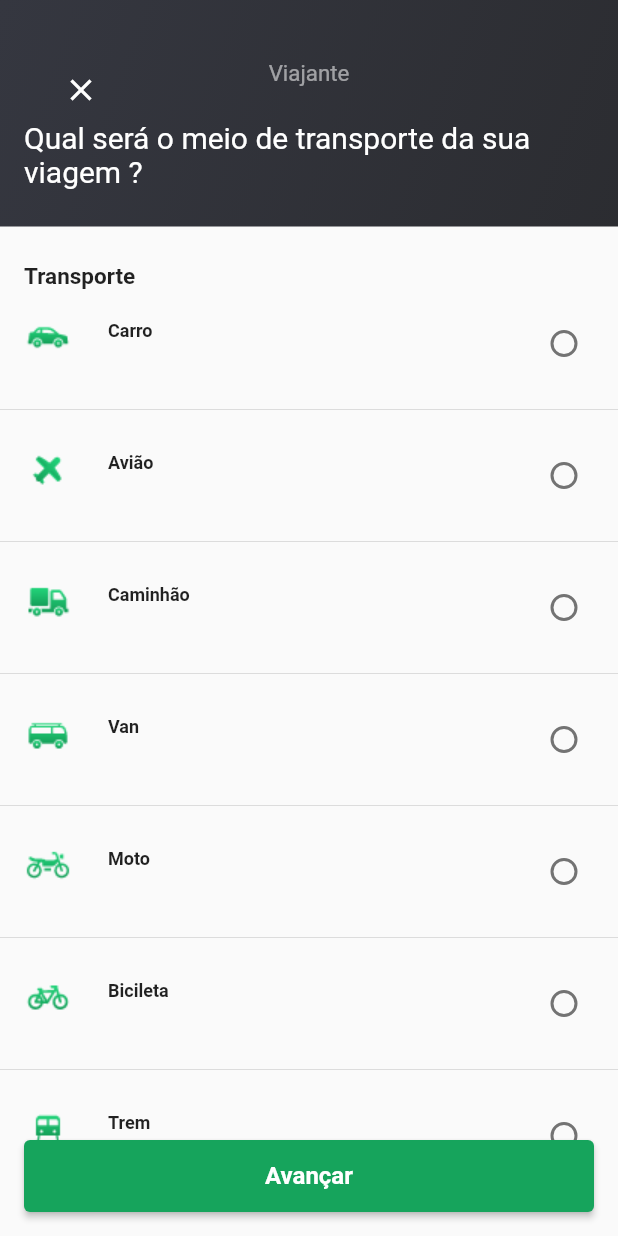
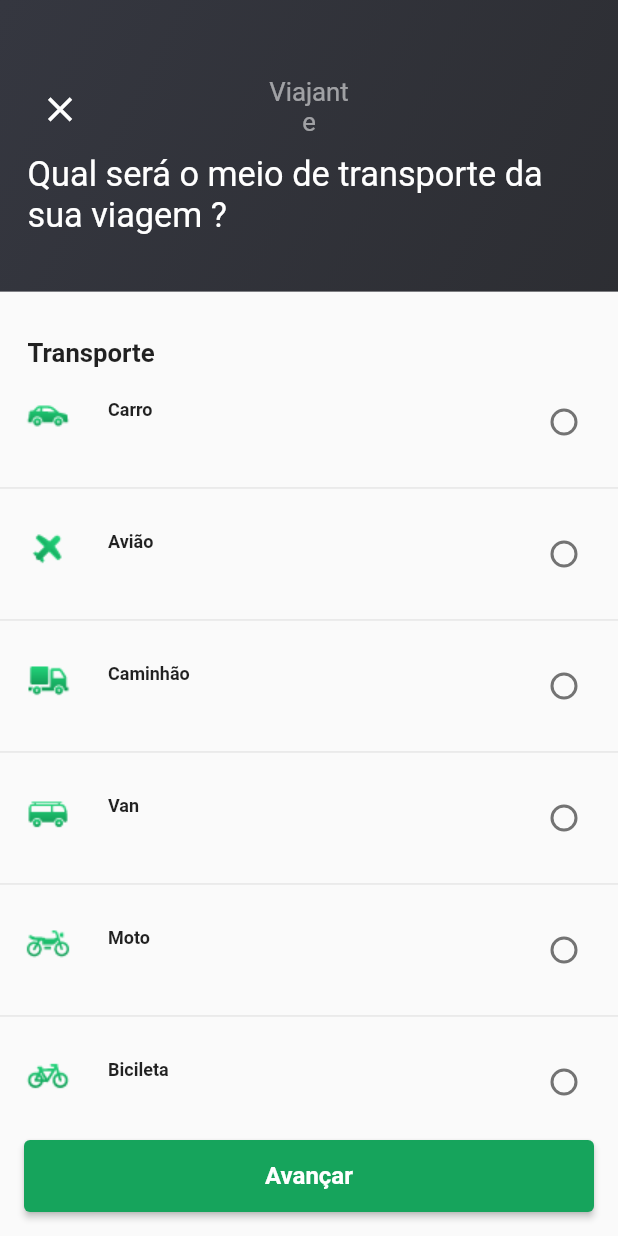
Before and after one commit to BrunoVieiraL/envio_facil, a Flutter app: the TransportPage screen opened by its route, on a phone screen of 412 x 824 dp. Run offline on Flutter 3.47's test engine with Material 2 defaults, Android fonts, the phone set to English and light mode, and no system bars; our stand-ins replace dio, flutter_screenutil, geolocator, google_maps_flutter; missing offline and left inert: flutter_polyline_points, geocode; Roboto replaces fonts that are missing (assets/fonts/TitilliumWeb-Bold.ttf, assets/fonts/TitilliumWeb-Regular.ttf).

Commit message:
responsive UI on transport_page

```diff
--- a/lib/views/transport_page.dart
+++ b/lib/views/transport_page.dart
@@ -1,4 +1,5 @@
 import 'package:flutter/material.dart';
+import 'package:flutter_screenutil/flutter_screenutil.dart';
 import 'package:jera_app/constants.dart';
 import 'package:jera_app/widgets/custom_widget_bottom_green_button.dart';
 import 'package:jera_app/widgets/custom_widget_list_view.dart';
@@ -19,13 +20,13 @@ class _TransportPageState extends State<TransportPage> {
         crossAxisAlignment: CrossAxisAlignment.stretch,
         children: [
           Container(
-            height: 151,
-            width: 360,
-            decoration: const BoxDecoration(
+            height: 151.h,
+            width: 360.w,
+            decoration: BoxDecoration(
               gradient: LinearGradient(
                   begin: Alignment.topLeft,
-                  end: Alignment(3, 3),
-                  colors: <Color>[
+                  end: Alignment(3.w, 3.h),
+                  colors: const <Color>[
                     Color(0xFF353740),
                     Color(0xFF222222),
                   ],
@@ -34,10 +35,10 @@ class _TransportPageState extends State<TransportPage> {
             child: Stack(
               children: [
                 Positioned(
-                  top: 40,
-                  bottom: 87,
-                  left: 16,
-                  right: 320,
+                  top: 40.h,
+                  bottom: 87.h,
+                  left: 16.w,
+                  right: 320.w,
                   child: IconButton(
                     onPressed: () {
                       Navigator.of(context).pushReplacementNamed('/homePage');
@@ -45,31 +46,31 @@ class _TransportPageState extends State<TransportPage> {
                         listCheckTransportPage[i] = false;
                       }
                     },
-                    icon: const Icon(
+                    icon: Icon(
                       Icons.close,
                       color: Colors.white,
-                      size: 24,
+                      size: 24.w,
                     ),
                   ),
                 ),
                 CustomWidgetPositionedText(
-                  top: 40,
-                  bottom: 87,
-                  left: 153,
-                  right: 153,
+                  top: 40.h,
+                  bottom: 87.h,
+                  left: 153.w,
+                  right: 153.w,
                   text: 'Viajante',
                   color: Colors.white.withOpacity(0.54),
                   textAlign: TextAlign.center,
-                  fontSize: 14.9,
+                  fontSize: 15.sp,
                   fontFamily: titilliumWebRegular,
                 ),
                 CustomWidgetPositionedText(
-                  top: 80,
-                  bottom: 16,
-                  left: 16,
-                  right: 16,
+                  top: 80.h,
+                  bottom: 16.h,
+                  left: 16.w,
+                  right: 16.w,
                   text: 'Qual será o meio de transporte da sua viagem ?',
-                  fontSize: 20,
+                  fontSize: 20.sp,
                   textAlign: TextAlign.left,
                   fontFamily: titilliumWebRegular,
                 ),
@@ -77,10 +78,10 @@ class _TransportPageState extends State<TransportPage> {
             ),
           ),
           Padding(
-            padding: const EdgeInsets.only(
-              top: 24,
-              left: 16,
-              right: 269,
+            padding: EdgeInsets.only(
+              top: 24.h,
+              left: 16.w,
+              right: 269.w,
             ),
             child: Align(
               alignment: Alignment.centerLeft,
@@ -88,9 +89,10 @@ class _TransportPageState extends State<TransportPage> {
                 'Transporte',
                 textAlign: TextAlign.left,
                 style: TextStyle(
-                    fontSize: 15,
-                    fontFamily: titilliumWebBold,
-                    fontWeight: FontWeight.bold),
+                  fontSize: 15.sp,
+                  fontFamily: titilliumWebBold,
+                  fontWeight: FontWeight.bold,
+                ),
               ),
             ),
           ),
```
